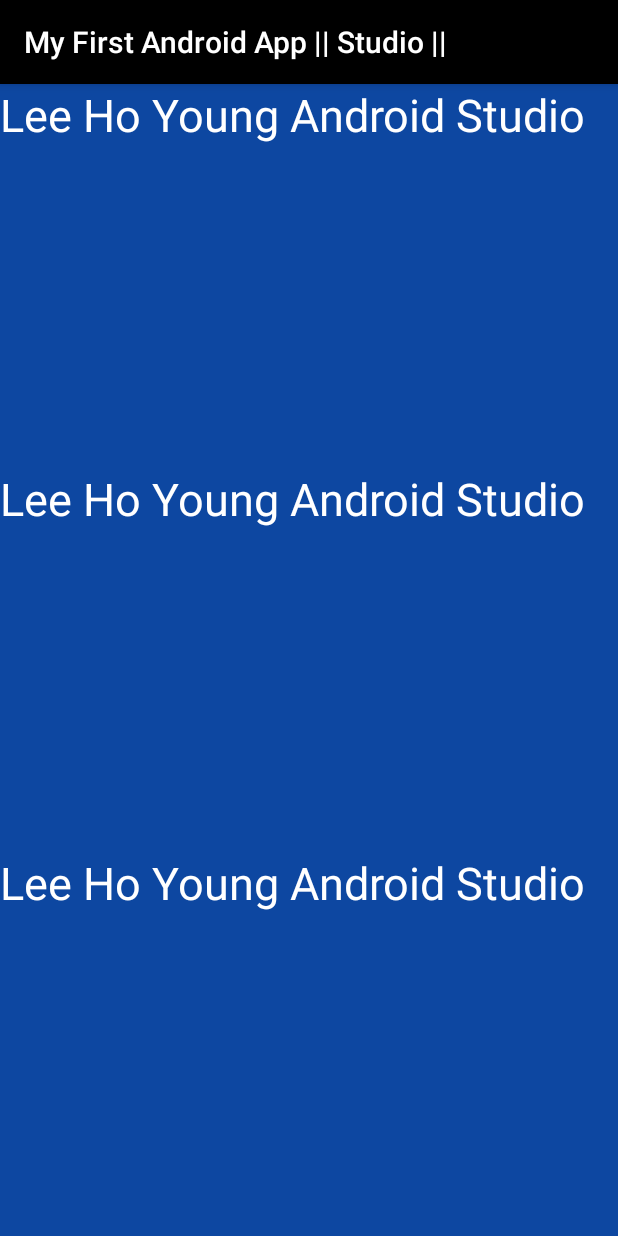
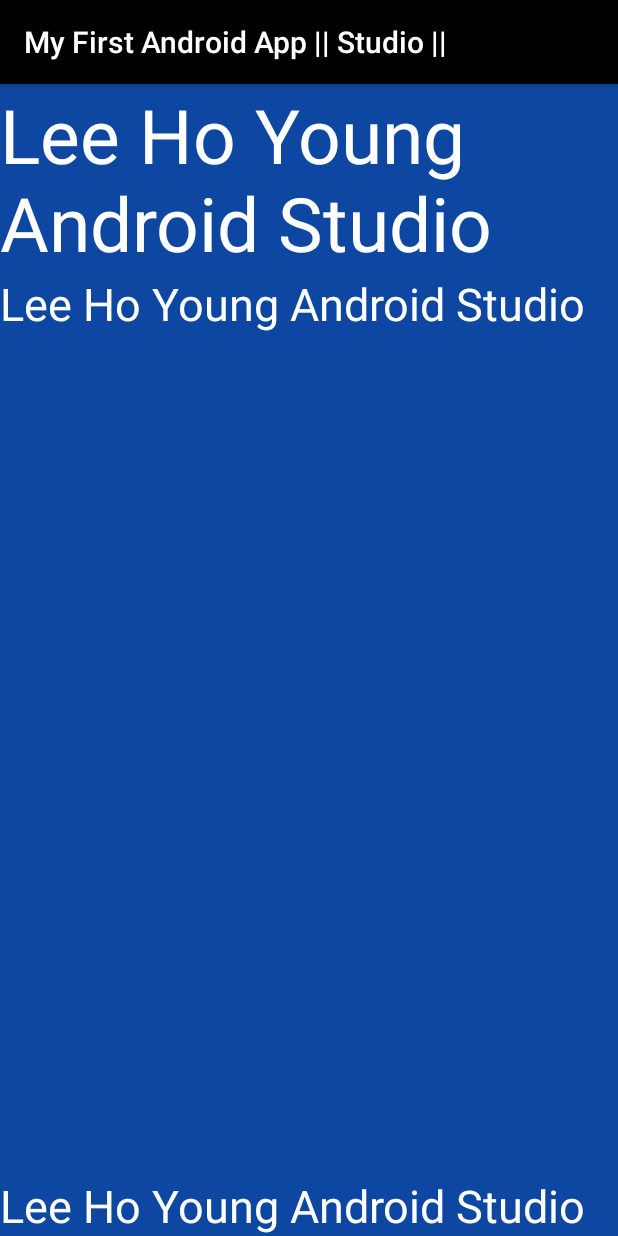
Before and after one commit to hyleekr9580/MyAndroid01, an Android app: the screen it shows after launch (MainActivity), on a phone screen of 412 x 824 dp. Run offline under Robolectric (Android 15) with nearby library versions, the phone set to English and light mode, and no system bars.

Commit message:
LinearLayout 가중치 설정 - 일부만 가중치 적용

```diff
--- a/app/src/main/res/layout/activity_main.xml
+++ b/app/src/main/res/layout/activity_main.xml
@@ -16,12 +16,11 @@
     <!--단 해당 값을 0으로 줘야 한다. android:layout_height="0dp"-->
     <TextView
         android:layout_width="match_parent"
-        android:layout_height="0dp"
-        android:layout_weight="1"
+        android:layout_height="wrap_content"
         android:background="#0d47a1"
         android:text="Lee Ho Young Android Studio"
         android:textColor="#ffffff"
-        android:textSize="30sp" />
+        android:textSize="50sp" />
 
     <TextView
         android:layout_width="match_parent"
@@ -34,8 +33,7 @@
 
     <TextView
         android:layout_width="match_parent"
-        android:layout_height="0dp"
-        android:layout_weight="1"
+        android:layout_height="wrap_content"
         android:background="#0d47a1"
         android:text="Lee Ho Young Android Studio"
         android:textColor="#ffffff"
```
